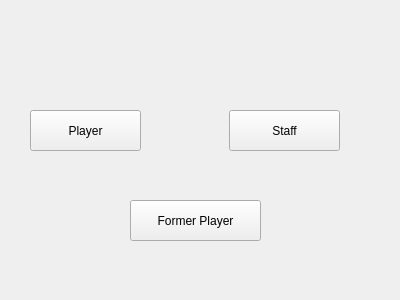
Qt form people.ui (TNT57/FootballClubManagementSystem) before a commit.
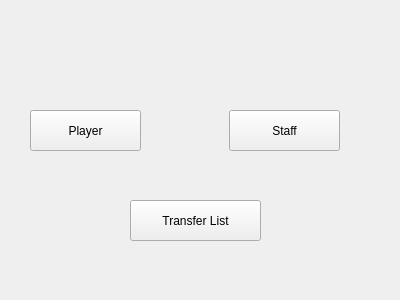
The same form after that commit.

Commit message: implement TransferList and related classes

What changed in the file:
```diff
--- a/people.ui
+++ b/people.ui
@@ -49,7 +49,7 @@
     </rect>
    </property>
    <property name="text">
-    <string>Former Player</string>
+    <string>Transfer List</string>
    </property>
   </widget>
  </widget>
```
Left out of the diff: 2 changed lines with no effect on the pictures. The commit also changes 26 other files.
